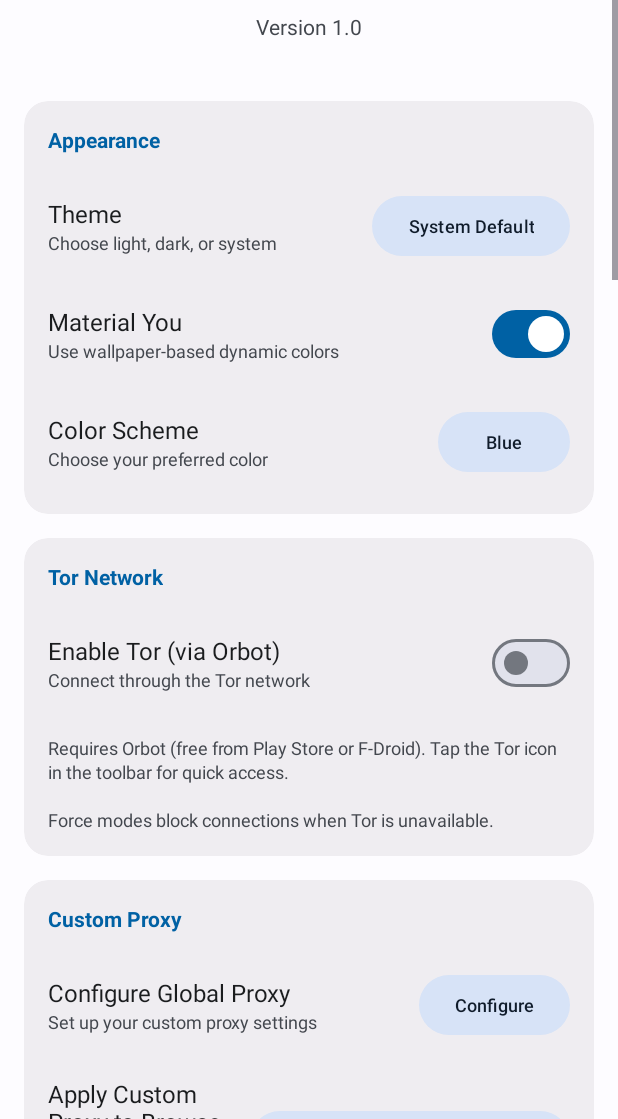
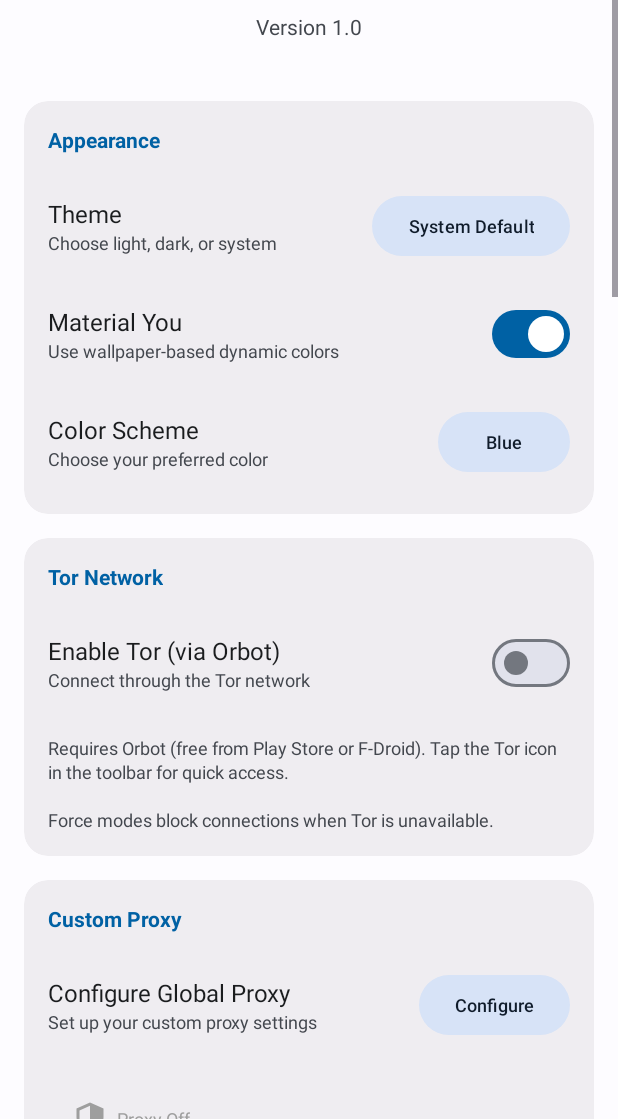
Before and after one commit to deutsia/deutsia-radio, an Android app: the fragment SettingsFragment shown on its own in the app's theme, on a phone screen of 412 x 824 dp, the part 117-1236 px from its top. Run offline under Robolectric (Android 15) with nearby library versions, the phone set to English and light mode, and no system bars; our stand-ins replace Room's generated code; 2 statements that could not run were skipped.

Commit message:
Remove "Apply Custom Proxy to Browse" option and improve proxy status display
- Remove unnecessary "Apply Custom Proxy to Browse" toggle button from settings
- Remove associated UI elements from fragment_settings.xml
- Remove related code from SettingsFragment.kt
- Remove unused string resources from strings.xml
- Update CustomProxyStatusView to display protocol and port (e.g., "HTTP:8080")
  similar to how Tor section displays "SOCKS port: 9050"
- Update MainActivity and SettingsFragment to pass protocol and port to proxy status view

```diff
--- a/app/src/main/java/com/opensource/i2pradio/MainActivity.kt
+++ b/app/src/main/java/com/opensource/i2pradio/MainActivity.kt
@@ -240,7 +240,9 @@ class MainActivity : AppCompatActivity() {
 
             // Update custom proxy state
             val proxyHost = PreferencesHelper.getCustomProxyHost(this)
-            customProxyStatusView.updateStateFromConfig(true, proxyHost)
+            val protocol = PreferencesHelper.getCustomProxyProtocol(this)
+            val port = PreferencesHelper.getCustomProxyPort(this)
+            customProxyStatusView.updateStateFromConfig(true, proxyHost, protocol, port)
         } else {
             // Show Tor status, hide custom proxy status
             torStatusView.visibility = View.VISIBLE
--- a/app/src/main/java/com/opensource/i2pradio/ui/CustomProxyStatusView.kt
+++ b/app/src/main/java/com/opensource/i2pradio/ui/CustomProxyStatusView.kt
@@ -73,14 +73,19 @@ class CustomProxyStatusView @JvmOverloads constructor(
         }
     }
 
-    fun updateState(state: ProxyState) {
+    fun updateState(state: ProxyState, protocol: String = "", port: Int = 0) {
         stopAnimations()
 
         when (state) {
             ProxyState.CONNECTED -> {
                 statusIcon.setImageResource(R.drawable.ic_proxy_custom_on)
                 statusIcon.alpha = 1f
-                statusText.text = "Proxy Configured"
+                // Display protocol and port like Tor does (e.g., "HTTP:8080" or "SOCKS5:9050")
+                statusText.text = if (protocol.isNotEmpty() && port > 0) {
+                    "$protocol:$port"
+                } else {
+                    "Proxy Configured"
+                }
                 statusText.setTextColor(context.getColor(R.color.tor_connected))
                 contentDescription = "Custom proxy is configured. Tap to view details."
                 showConnectedAnimation()
@@ -106,7 +111,7 @@ class CustomProxyStatusView @JvmOverloads constructor(
     /**
      * Update state based on current proxy configuration
      */
-    fun updateStateFromConfig(forceEnabled: Boolean, proxyHost: String) {
+    fun updateStateFromConfig(forceEnabled: Boolean, proxyHost: String, protocol: String = "", port: Int = 0) {
         val state = when {
             // Force enabled but no proxy configured = privacy leak warning
             forceEnabled && proxyHost.isEmpty() -> ProxyState.LEAK_WARNING
@@ -115,7 +120,7 @@ class CustomProxyStatusView @JvmOverloads constructor(
             // No force, no proxy configured = not configured
             else -> ProxyState.NOT_CONFIGURED
         }
-        updateState(state)
+        updateState(state, protocol, port)
     }
 
     private fun showConnectedAnimation() {
--- a/app/src/main/java/com/opensource/i2pradio/ui/SettingsFragment.kt
+++ b/app/src/main/java/com/opensource/i2pradio/ui/SettingsFragment.kt
@@ -77,7 +77,6 @@ class SettingsFragment : Fragment() {
 
     // Custom Proxy UI elements
     private var configureProxyButton: MaterialButton? = null
-    private var applyProxyToAllButton: MaterialButton? = null
     private var forceCustomProxySwitch: MaterialSwitch? = null
     private var forceCustomProxyExceptTorI2pSwitch: MaterialSwitch? = null
     private var customProxyStatusViewSettings: CustomProxyStatusView? = null
@@ -426,7 +425,6 @@ class SettingsFragment : Fragment() {
 
         // Custom Proxy UI elements
         configureProxyButton = view.findViewById(R.id.configureProxyButton)
-        applyProxyToAllButton = view.findViewById(R.id.applyProxyToAllButton)
         forceCustomProxySwitch = view.findViewById(R.id.forceCustomProxySwitch)
         forceCustomProxyExceptTorI2pSwitch = view.findViewById(R.id.forceCustomProxyExceptTorI2pSwitch)
         customProxyStatusViewSettings = view.findViewById(R.id.customProxyStatusViewSettings)
@@ -1254,28 +1252,6 @@ class SettingsFragment : Fragment() {
             showConfigureProxyDialog()
         }
 
-        // Apply Custom Proxy to Browse button - toggles whether browse uses custom proxy
-        applyProxyToAllButton?.setOnClickListener {
-            val isApplied = PreferencesHelper.isCustomProxyAppliedToClearnet(requireContext())
-
-            // Simple toggle - just flip the flag
-            PreferencesHelper.setCustomProxyAppliedToClearnet(requireContext(), !isApplied)
-
-            // Update button text
-            updateApplyProxyButtonText()
-
-            // Show confirmation
-            val message = if (!isApplied) {
-                "Custom proxy will be used for browsing stations"
-            } else {
-                "Custom proxy removed from browsing"
-            }
-            Toast.makeText(requireContext(), message, Toast.LENGTH_SHORT).show()
-        }
-
-        // Initialize button text based on current state
-        updateApplyProxyButtonText()
-
         // Update custom proxy status view
         updateCustomProxyStatusView()
 
@@ -1392,7 +1368,9 @@ class SettingsFragment : Fragment() {
         val isForceCustomProxy = PreferencesHelper.isForceCustomProxy(requireContext()) ||
                                  PreferencesHelper.isForceCustomProxyExceptTorI2P(requireContext())
         val proxyHost = PreferencesHelper.getCustomProxyHost(requireContext())
-        customProxyStatusViewSettings?.updateStateFromConfig(isForceCustomProxy, proxyHost)
+        val protocol = PreferencesHelper.getCustomProxyProtocol(requireContext())
+        val port = PreferencesHelper.getCustomProxyPort(requireContext())
+        customProxyStatusViewSettings?.updateStateFromConfig(isForceCustomProxy, proxyHost, protocol, port)
     }
 
     private fun setupBandwidthDisplay() {
@@ -1693,16 +1671,4 @@ class SettingsFragment : Fragment() {
     }
 
 
-    /**
-     * Updates the Apply Proxy button text based on whether custom proxy
-     * is currently applied to browsing (RadioBrowser API).
-     */
-    private fun updateApplyProxyButtonText() {
-        val isApplied = PreferencesHelper.isCustomProxyAppliedToClearnet(requireContext())
-        applyProxyToAllButton?.text = if (isApplied) {
-            getString(R.string.settings_unapply_custom_proxy_from_browse)
-        } else {
-            getString(R.string.settings_apply_custom_proxy_to_browse)
-        }
-    }
 }
--- a/app/src/main/res/layout/fragment_settings.xml
+++ b/app/src/main/res/layout/fragment_settings.xml
@@ -462,47 +462,6 @@
                         android:layout_width="wrap_content"
                         android:layout_height="wrap_content"
                         android:text="@string/button_configure"
-                        android:textSize="12sp" />
-
-                </LinearLayout>
-
-                <!-- Apply Custom Proxy to Browse -->
-                <LinearLayout
-                    android:layout_width="match_parent"
-                    android:layout_height="wrap_content"
-                    android:orientation="horizontal"
-                    android:gravity="center_vertical"
-                    android:paddingVertical="8dp"
-                    android:layout_marginTop="8dp">
-
-                    <LinearLayout
-                        android:layout_width="0dp"
-                        android:layout_height="wrap_content"
-                        android:layout_weight="1"
-                        android:orientation="vertical">
-
-                        <TextView
-                            android:layout_width="wrap_content"
-                            android:layout_height="wrap_content"
-                            android:text="@string/settings_apply_custom_proxy_to_browse"
-                            android:textSize="16sp"
-                            android:textColor="?attr/colorOnSurface" />
-
-                        <TextView
-                            android:layout_width="wrap_content"
-                            android:layout_height="wrap_content"
-                            android:text="@string/settings_apply_custom_proxy_to_browse_description"
-                            android:textSize="12sp"
-                            android:textColor="?attr/colorOnSurfaceVariant" />
-
-                    </LinearLayout>
-
-                    <com.google.android.material.button.MaterialButton
-                        android:id="@+id/applyProxyToAllButton"
-                        style="@style/Widget.Material3.Button.TonalButton"
-                        android:layout_width="wrap_content"
-                        android:layout_height="wrap_content"
-                        android:text="@string/button_apply"
                         android:textSize="12sp" />
 
                 </LinearLayout>
--- a/app/src/main/res/values/strings.xml
+++ b/app/src/main/res/values/strings.xml
@@ -132,9 +132,6 @@
     <string name="settings_custom_proxy">Custom Proxy</string>
     <string name="settings_configure_proxy">Configure Global Proxy</string>
     <string name="settings_configure_proxy_description">Set up your custom proxy settings</string>
-    <string name="settings_apply_custom_proxy_to_browse">Apply Custom Proxy to Browse</string>
-    <string name="settings_unapply_custom_proxy_from_browse">Unapply Custom Proxy from Browse</string>
-    <string name="settings_apply_custom_proxy_to_browse_description">Route RadioBrowser API requests through custom proxy</string>
     <string name="settings_force_custom_proxy">Force Custom Proxy</string>
     <string name="settings_force_custom_proxy_description">Route all traffic through custom proxy. Won\'t connect without proxy.</string>
     <string name="settings_force_custom_proxy_except_tor_i2p">Force Custom Proxy Except Tor/I2P Stations</string>
```
